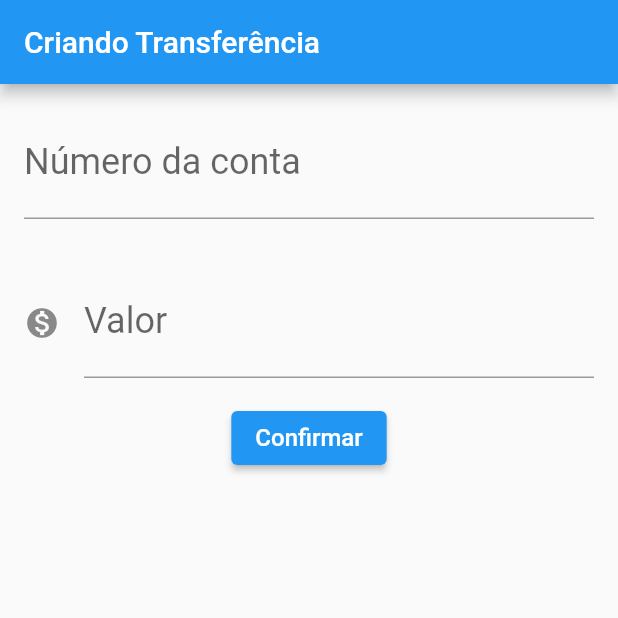
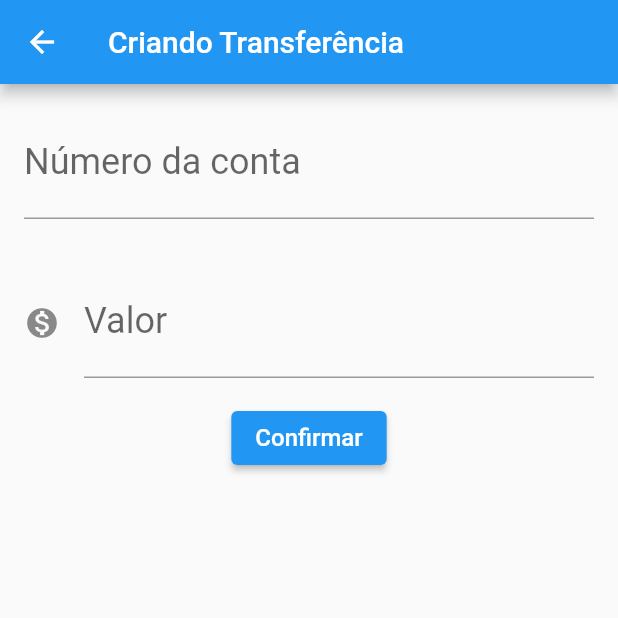
Before and after one commit to vitorpedeo/bytebank-flutter, a Flutter app: the FormularioTransferencia screen opened directly, after a tap on "Confirmar", on a phone screen of 412 x 824 dp, the top half of it. Run offline on Flutter 3.47's test engine with Material 2 defaults, Android fonts, the phone set to English and light mode, and no system bars.

```diff
--- a/lib/main.dart
+++ b/lib/main.dart
@@ -10,7 +10,7 @@ class BytebankApp extends StatelessWidget {
 
   @override
   Widget build(BuildContext context) {
-    return MaterialApp(home: FormularioTransferencia());
+    return MaterialApp(home: ListaTransferencias());
   }
 }
 
@@ -21,6 +21,26 @@ class FormularioTransferencia extends StatelessWidget {
 
   FormularioTransferencia({Key? key}) : super(key: key);
 
+  void _criaTransferencia(BuildContext ctx) {
+    final int? numeroConta = int.tryParse(_controladorCampoNumeroConta.text);
+    final double? valor = double.tryParse(_controladorCampoValor.text);
+
+    if (numeroConta != null && valor != null) {
+      final Transferencia transferenciaCriada =
+          Transferencia(numeroConta: numeroConta, valor: valor);
+
+      ScaffoldMessenger.of(ctx).showSnackBar(
+        SnackBar(
+          content: Text(
+            transferenciaCriada.toString(),
+          ),
+        ),
+      );
+
+      Navigator.pop(ctx, transferenciaCriada);
+    }
+  }
+
   @override
   Widget build(BuildContext context) {
     return Scaffold(
@@ -29,46 +49,19 @@ class FormularioTransferencia extends StatelessWidget {
       ),
       body: Column(
         children: <Widget>[
-          Padding(
-            padding: const EdgeInsets.all(16),
-            child: TextField(
-              controller: _controladorCampoNumeroConta,
-              keyboardType: TextInputType.number,
-              style: const TextStyle(fontSize: 24),
-              decoration: const InputDecoration(
-                  labelText: 'Número da conta', hintText: '00000'),
-            ),
+          Editor(
+            controlador: _controladorCampoNumeroConta,
+            rotulo: 'Número da conta',
+            dica: '00000',
           ),
-          Padding(
-            padding: const EdgeInsets.all(16),
-            child: TextField(
-              controller: _controladorCampoValor,
-              keyboardType: TextInputType.number,
-              style: const TextStyle(fontSize: 24),
-              decoration: const InputDecoration(
-                  labelText: 'Valor',
-                  hintText: '0.00',
-                  icon: Icon(Icons.monetization_on)),
-            ),
+          Editor(
+            controlador: _controladorCampoValor,
+            rotulo: 'Valor',
+            dica: '0.00',
+            icone: Icons.monetization_on,
           ),
           ElevatedButton(
-            onPressed: () {
-              final int? numeroConta =
-                  int.tryParse(_controladorCampoNumeroConta.text);
-              final double? valor =
-                  double.tryParse(_controladorCampoValor.text);
-
-              if (numeroConta != null && valor != null) {
-                final Transferencia transferenciaCriada =
-                    Transferencia(numeroConta: numeroConta, valor: valor);
-
-                ScaffoldMessenger.of(context).showSnackBar(SnackBar(
-                  content: Text(
-                    transferenciaCriada.toString(),
-                  ),
-                ));
-              }
-            },
+            onPressed: () => _criaTransferencia(context),
             child: const Text(
               'Confirmar',
               style: TextStyle(fontSize: 16),
@@ -80,8 +73,42 @@ class FormularioTransferencia extends StatelessWidget {
   }
 }
 
+class Editor extends StatelessWidget {
+  final TextEditingController controlador;
+  final String rotulo;
+  final String dica;
+  final IconData? icone;
+
+  const Editor(
+      {Key? key,
+      required this.controlador,
+      required this.rotulo,
+      required this.dica,
+      this.icone})
+      : super(key: key);
+
+  @override
+  Widget build(BuildContext context) {
+    return Padding(
+      padding: const EdgeInsets.all(16),
+      child: TextField(
+        controller: controlador,
+        keyboardType: TextInputType.number,
+        style: const TextStyle(fontSize: 24),
+        decoration: InputDecoration(
+          icon: icone != null ? Icon(icone) : null,
+          labelText: rotulo,
+          hintText: dica,
+        ),
+      ),
+    );
+  }
+}
+
 class ListaTransferencias extends StatelessWidget {
-  const ListaTransferencias({Key? key}) : super(key: key);
+  final List<Transferencia?> _transferencias = [];
+
+  ListaTransferencias({Key? key}) : super(key: key);
 
   @override
   Widget build(BuildContext context) {
@@ -89,30 +116,23 @@ class ListaTransferencias extends StatelessWidget {
       appBar: AppBar(
         title: const Text('Transferências'),
       ),
-      body: Column(
-        children: const <Widget>[
-          ItemTransferencia(
-            transferencia: Transferencia(
-              valor: 100,
-              numeroConta: 124511,
-            ),
-          ),
-          ItemTransferencia(
-            transferencia: Transferencia(
-              valor: 200,
-              numeroConta: 637129,
-            ),
-          ),
-          ItemTransferencia(
-            transferencia: Transferencia(
-              valor: 350,
-              numeroConta: 988124,
-            ),
-          ),
-        ],
+      body: ListView.builder(
+        itemCount: _transferencias.length,
+        itemBuilder: (context, index) {
+          return ItemTransferencia(transferencia: _transferencias[index]);
+        },
       ),
-      floatingActionButton: const FloatingActionButton(
-        onPressed: null,
+      floatingActionButton: FloatingActionButton(
+        onPressed: () {
+          final Future<Transferencia?> future =
+              Navigator.push(context, MaterialPageRoute(builder: (context) {
+            return FormularioTransferencia();
+          }));
+
+          future.then((transferenciaRecebida) {
+            _transferencias.add(transferenciaRecebida);
+          });
+        },
         child: Icon(Icons.add),
       ),
     );
@@ -120,7 +140,7 @@ class ListaTransferencias extends StatelessWidget {
 }
 
 class ItemTransferencia extends StatelessWidget {
-  final Transferencia transferencia;
+  final Transferencia? transferencia;
 
   const ItemTransferencia({Key? key, required this.transferencia})
       : super(key: key);
@@ -133,8 +153,8 @@ class ItemTransferencia extends StatelessWidget {
           Icons.monetization_on,
           size: 40,
         ),
-        title: Text(transferencia.valor.toString()),
-        subtitle: Text(transferencia.numeroConta.toString()),
+        title: Text(transferencia?.valor.toString() ?? ''),
+        subtitle: Text(transferencia?.numeroConta.toString() ?? ''),
       ),
     );
   }
```
